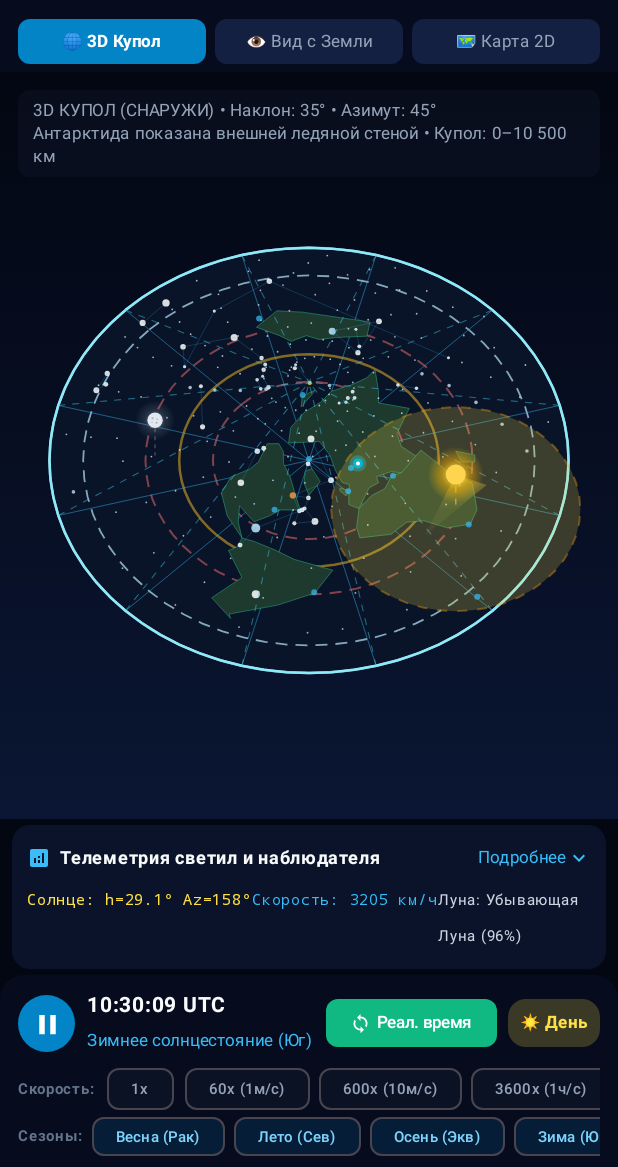
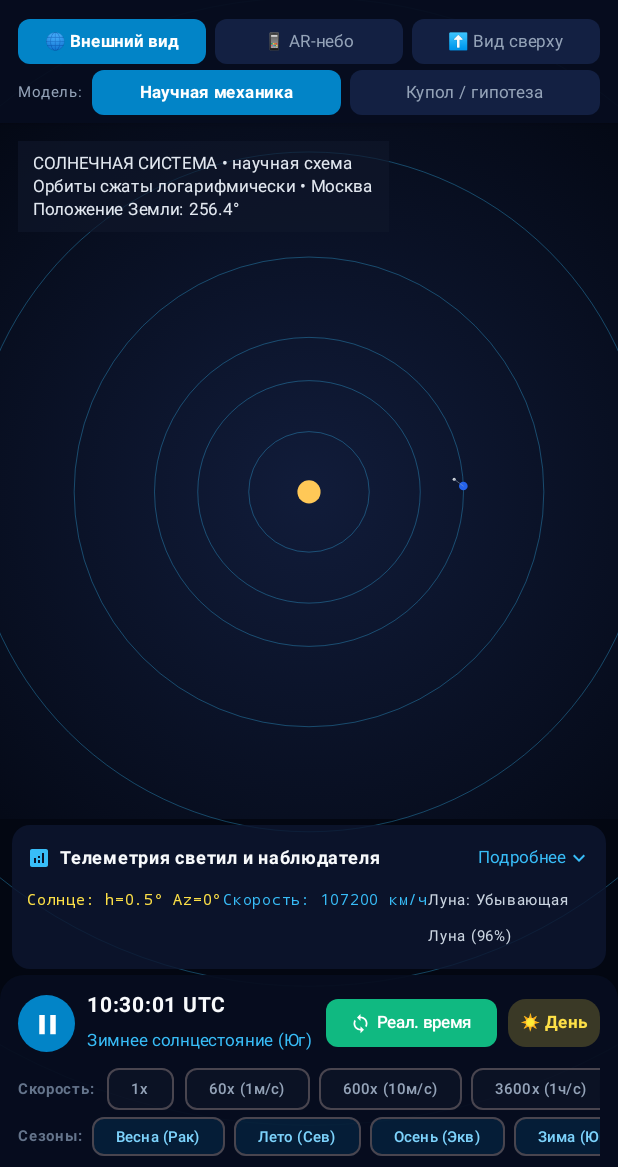
Before and after one commit to Liberatorian/Flat-Earth-Rus, an Android app built with Jetpack Compose: the screen it shows after launch (MainActivity), on a phone screen of 412 x 824 dp, the part 69-1236 px from its top. Run offline under Robolectric (Android 15) with nearby library versions, the phone set to English and light mode, and no system bars; 13 statements that could not run were skipped.

Commit message:
feat: add crown curve dome and astronomy views
Co-authored-by: Copilot <223556219+Copilot@users.noreply.github.com>

```diff
--- a/app/src/main/java/com/example/model/CelestialEngine.kt
+++ b/app/src/main/java/com/example/model/CelestialEngine.kt
@@ -8,6 +8,7 @@ import kotlin.math.atan2
 import kotlin.math.cos
 import kotlin.math.sin
 import kotlin.math.sqrt
+import kotlin.math.tan
 
 data class CelestialTelemetry(
     // Time
@@ -104,6 +105,18 @@ object CelestialEngine {
      * and physical dome parameters.
      */
     fun calculateState(
+        timestampMillis: Long,
+        observerCity: CityLocation,
+        physicalSettings: DomePhysicalSettings = DomePhysicalSettings(),
+        model: CelestialModelMode = CelestialModelMode.DOME_HYPOTHESIS
+    ): CelestialTelemetry {
+        return when (model) {
+            CelestialModelMode.SCIENTIFIC -> calculateScientificState(timestampMillis, observerCity, physicalSettings)
+            CelestialModelMode.DOME_HYPOTHESIS -> calculateHypothesisState(timestampMillis, observerCity, physicalSettings)
+        }
+    }
+
+    private fun calculateHypothesisState(
         timestampMillis: Long,
         observerCity: CityLocation,
         physicalSettings: DomePhysicalSettings = DomePhysicalSettings()
@@ -305,6 +318,94 @@ object CelestialEngine {
         )
     }
 
+    private fun calculateScientificState(
+        timestampMillis: Long,
+        observerCity: CityLocation,
+        physicalSettings: DomePhysicalSettings
+    ): CelestialTelemetry {
+        val hypothesis = calculateHypothesisState(timestampMillis, observerCity, physicalSettings)
+        val julianDays = timestampMillis / 86_400_000.0 + 2_440_587.5 - 2_451_545.0
+        val sun = solarEquatorialCoordinates(julianDays)
+        val (sunAlt, sunAz) = equatorialToHorizontal(
+            sun.first.toFloat(),
+            sun.second.toFloat(),
+            observerCity.latitude,
+            observerCity.longitude,
+            timestampMillis
+        )
+        val moonPhase = hypothesis.moonPhaseAngleDeg
+        val moonRa = normalizeHours(sun.first + moonPhase / 15.0)
+        val moonDec = (sun.second + 5.14 * sin(Math.toRadians(moonPhase * 2.0))).coerceIn(-28.5, 28.5)
+        val (moonAlt, moonAz) = equatorialToHorizontal(
+            moonRa.toFloat(),
+            moonDec.toFloat(),
+            observerCity.latitude,
+            observerCity.longitude,
+            timestampMillis
+        )
+        val sunDistanceAu = 1.00014 - 0.01671 * cos(Math.toRadians(357.529 + 0.98560028 * julianDays))
+        val sunDiameter = 31.99 / sunDistanceAu
+        val daylight = sunAlt > -0.833
+
+        return hypothesis.copy(
+            sunLatitude = sun.second,
+            sunLongitude = normalizeDegrees(sun.first * 15.0),
+            sunDiscRadiusKm = FlatEarthConstants.DISC_RADIUS_KM * 0.72,
+            sunAltitudeKm = sunDistanceAu * 149_597_870.7,
+            sunSpeedKmH = 107_200.0,
+            sunDiscX = cos(Math.toRadians(sun.first * 15.0)).toFloat().toDouble(),
+            sunDiscY = sin(Math.toRadians(sun.first * 15.0)).toFloat().toDouble(),
+            moonLatitude = moonDec,
+            moonLongitude = normalizeDegrees(moonRa * 15.0),
+            moonDiscRadiusKm = FlatEarthConstants.DISC_RADIUS_KM * 0.76,
+            moonAltitudeKm = 384_400.0,
+            moonDiscX = cos(Math.toRadians(moonRa * 15.0)).toFloat().toDouble(),
+            moonDiscY = sin(Math.toRadians(moonRa * 15.0)).toFloat().toDouble(),
+            isObserverDaytime = daylight,
+            sunGeometricAltitudeDeg = sunAlt,
+            sunApparentAltitudeDeg = applyStandardRefraction(sunAlt),
+            sunApparentAzimuthDeg = sunAz,
+            sunApparentDiameterArcmin = sunDiameter,
+            moonGeometricAltitudeDeg = moonAlt,
+            moonApparentAltitudeDeg = applyStandardRefraction(moonAlt),
+            moonApparentAzimuthDeg = moonAz,
+            moonApparentDiameterArcmin = 31.05,
+            observerDistanceToSunKm = sunDistanceAu * 149_597_870.7,
+            observerDistanceToMoonKm = 384_400.0,
+            starDomeRotationDeg = greenwichMeanSiderealTimeDegrees(timestampMillis).toFloat()
+        )
+    }
+
+    private fun solarEquatorialCoordinates(daysSinceJ2000: Double): Pair<Double, Double> {
+        val meanLongitude = normalizeDegrees(280.460 + 0.9856474 * daysSinceJ2000)
+        val meanAnomaly = Math.toRadians(normalizeDegrees(357.528 + 0.9856003 * daysSinceJ2000))
+        val eclipticLongitude = normalizeDegrees(
+            meanLongitude + 1.915 * sin(meanAnomaly) + 0.020 * sin(2.0 * meanAnomaly)
+        )
+        val obliquity = Math.toRadians(23.4393 - 3.563e-7 * daysSinceJ2000)
+        val longitude = Math.toRadians(eclipticLongitude)
+        val rightAscension = normalizeHours(
+            Math.toDegrees(atan2(cos(obliquity) * sin(longitude), cos(longitude))) / 15.0
+        )
+        val declination = Math.toDegrees(asin(sin(obliquity) * sin(longitude)))
+        return rightAscension to declination
+    }
+
+    private fun applyStandardRefraction(altitudeDeg: Double): Double {
+        if (altitudeDeg < -1.0 || altitudeDeg > 90.0) return altitudeDeg
+        val denominator = tan(Math.toRadians(altitudeDeg + 10.3 / (altitudeDeg + 5.11)))
+        val arcMinutes = 1.02 / denominator
+        return altitudeDeg + arcMinutes / 60.0
+    }
+
+    private fun normalizeDegrees(value: Double): Double {
+        return ((value % 360.0) + 360.0) % 360.0
+    }
+
+    private fun normalizeHours(value: Double): Double {
+        return ((value % 24.0) + 24.0) % 24.0
+    }
+
     /**
      * Convert equatorial celestial coordinates (RA, Dec) to local horizontal coordinates (Alt, Az)
      * for a ground observer at a specific geographical location and timestamp.
--- a/app/src/main/java/com/example/model/FlatEarthViewModel.kt
+++ b/app/src/main/java/com/example/model/FlatEarthViewModel.kt
@@ -14,6 +14,11 @@ enum class ViewMode {
     DOME_3D, // Exterior 3D view: Disk, Ice Wall, Crystalline Dome, Orbiting Sun & Moon
     OBSERVER_SKY, // Interior Observer view: From ground looking at sky dome, horizon, altitude/azimuth
     GLEASON_2D // Top-down 2D Gleason Azimuthal Equidistant cartographic projection
+}
+
+enum class CelestialModelMode {
+    SCIENTIFIC,
+    DOME_HYPOTHESIS
 }
 
 enum class MapProjection {
@@ -61,6 +66,7 @@ data class FlatEarthAppState(
     val isPlaying: Boolean = true,
     val timeSpeedMultiplier: Double = 1.0, // Real-time start; accelerated modes remain available
     val viewMode: ViewMode = ViewMode.DOME_3D,
+    val celestialModel: CelestialModelMode = CelestialModelMode.SCIENTIFIC,
     val projection: MapProjection = MapProjection.GLEASON_AE,
     val observerLocation: CityLocation = PRESET_CITIES[0], // Moscow default
     val layers: LayerSettings = LayerSettings(),
@@ -69,7 +75,8 @@ data class FlatEarthAppState(
     val observerCamera: ObserverCamera = ObserverCamera(),
     val telemetry: CelestialTelemetry = CelestialEngine.calculateState(
         System.currentTimeMillis(),
-        PRESET_CITIES[0]
+        PRESET_CITIES[0],
+        model = CelestialModelMode.SCIENTIFIC
     ),
     val showTheoryDialog: Boolean = false,
     val showReferenceDialog: Boolean = false,
@@ -108,7 +115,8 @@ class FlatEarthViewModel : ViewModel() {
 
                     val updatedTelemetry = CelestialEngine.calculateState(
                         newTimestamp,
-                        state.observerLocation
+                        state.observerLocation,
+                        model = state.celestialModel
                     )
 
                     state.copy(
@@ -122,6 +130,19 @@ class FlatEarthViewModel : ViewModel() {
 
     fun setViewMode(mode: ViewMode) {
         _uiState.update { it.copy(viewMode = mode) }
+    }
+
+    fun setCelestialModel(model: CelestialModelMode) {
+        _uiState.update {
+            it.copy(
+                celestialModel = model,
+                telemetry = CelestialEngine.calculateState(
+                    it.currentTimestampMillis,
+                    it.observerLocation,
+                    model = model
+                )
+            )
+        }
     }
 
     fun setProjection(proj: MapProjection) {
@@ -156,7 +177,11 @@ class FlatEarthViewModel : ViewModel() {
 
     fun setTimestamp(millis: Long) {
         _uiState.update {
-            val updatedTelemetry = CelestialEngine.calculateState(millis, it.observerLocation)
+            val updatedTelemetry = CelestialEngine.calculateState(
+                millis,
+                it.observerLocation,
+                model = it.celestialModel
+            )
             it.copy(
                 currentTimestampMillis = millis,
                 isRealTime = false,
@@ -175,7 +200,11 @@ class FlatEarthViewModel : ViewModel() {
 
     fun selectObserverLocation(city: CityLocation) {
         _uiState.update {
-            val updatedTelemetry = CelestialEngine.calculateState(it.currentTimestampMillis, city)
+            val updatedTelemetry = CelestialEngine.calculateState(
+                it.currentTimestampMillis,
+                city,
+                model = it.celestialModel
+            )
             it.copy(
                 observerLocation = city,
                 telemetry = updatedTelemetry,
--- a/app/src/main/java/com/example/ui/CosmosTopBar.kt
+++ b/app/src/main/java/com/example/ui/CosmosTopBar.kt
@@ -43,6 +43,7 @@ import androidx.compose.ui.text.font.FontWeight
 import androidx.compose.ui.unit.dp
 import androidx.compose.ui.unit.sp
 import com.example.model.FlatEarthAppState
+import com.example.model.CelestialModelMode
 import com.example.model.ViewMode
 
 @OptIn(ExperimentalMaterial3Api::class)
@@ -50,6 +51,7 @@ import com.example.model.ViewMode
 fun CosmosTopBar(
     state: FlatEarthAppState,
     onViewModeChange: (ViewMode) -> Unit,
+    onCelestialModelChange: (CelestialModelMode) -> Unit,
     onOpenLocationPicker: () -> Unit,
     onOpenLayers: () -> Unit,
     onOpenTheory: () -> Unit,
@@ -202,23 +204,49 @@ fun CosmosTopBar(
                 horizontalArrangement = Arrangement.spacedBy(6.dp)
             ) {
                 ViewModeChip(
-                    label = "🌐 3D Купол",
+                    label = "🌐 Внешний вид",
                     isSelected = state.viewMode == ViewMode.DOME_3D,
                     onClick = { onViewModeChange(ViewMode.DOME_3D) },
                     modifier = Modifier.weight(1f)
                 )
 
                 ViewModeChip(
-                    label = "👁️ Вид с Земли",
+                    label = "📱 AR-небо",
                     isSelected = state.viewMode == ViewMode.OBSERVER_SKY,
                     onClick = { onViewModeChange(ViewMode.OBSERVER_SKY) },
                     modifier = Modifier.weight(1f)
                 )
 
                 ViewModeChip(
-                    label = "🗺️ Карта 2D",
+                    label = "⬆️ Вид сверху",
                     isSelected = state.viewMode == ViewMode.GLEASON_2D,
                     onClick = { onViewModeChange(ViewMode.GLEASON_2D) },
+                    modifier = Modifier.weight(1f)
+                )
+            }
+
+            Spacer(modifier = Modifier.height(4.dp))
+
+            Row(
+                modifier = Modifier.fillMaxWidth(),
+                horizontalArrangement = Arrangement.spacedBy(6.dp),
+                verticalAlignment = Alignment.CenterVertically
+            ) {
+                Text(
+                    text = "Модель:",
+                    color = Color(0xFF94A3B8),
+                    fontSize = 10.sp
+                )
+                ViewModeChip(
+                    label = "Научная механика",
+                    isSelected = state.celestialModel == CelestialModelMode.SCIENTIFIC,
+                    onClick = { onCelestialModelChange(CelestialModelMode.SCIENTIFIC) },
+                    modifier = Modifier.weight(1f)
+                )
+                ViewModeChip(
+                    label = "Купол / гипотеза",
+                    isSelected = state.celestialModel == CelestialModelMode.DOME_HYPOTHESIS,
+                    onClick = { onCelestialModelChange(CelestialModelMode.DOME_HYPOTHESIS) },
                     modifier = Modifier.weight(1f)
                 )
             }
--- a/app/src/main/java/com/example/ui/Dome3DView.kt
+++ b/app/src/main/java/com/example/ui/Dome3DView.kt
@@ -423,10 +423,10 @@ private fun DrawScope.drawCrystallineDome(
     project: (Double, Double, Double) -> Offset
 ) {
     val domeHeightNorm = FlatEarthConstants.DOME_ZENITH_HEIGHT_KM / FlatEarthConstants.DISC_RADIUS_KM // ~0.325
-    val rimHeightNorm = FlatEarthConstants.DOME_RIM_HEIGHT_KM / FlatEarthConstants.DISC_RADIUS_KM
 
     // Meridian Dome Ribs (transparent crystal arches from North Pole zenith to Ice Rim)
-    val ribs = 8
+    // Seven alternating ribs echo the tent-like Crown-Curve construction.
+    val ribs = 7
     val steps = 30
     for (r in 0 until ribs) {
         val ribAngle = r * (PI / ribs)
@@ -435,8 +435,9 @@ private fun DrawScope.drawCrystallineDome(
         for (i in -steps..steps) {
             val t = i.toDouble() / steps // -1.0 .. +1.0
             val rad = kotlin.math.abs(t)
-            // Parabolic dome curvature: z = H_rim + (H_zenith - H_rim) * (1 - rad^2)
-            val z = rimHeightNorm + (domeHeightNorm - rimHeightNorm) * (1.0 - rad * rad)
+            val azimuth = if (t < 0.0) ribAngle + PI else ribAngle
+            val z = FlatEarthConstants.domeHeightAtRadiusKm(rad, azimuth) /
+                FlatEarthConstants.DISC_RADIUS_KM
             val x = t * sin(ribAngle)
             val y = t * cos(ribAngle)
 
@@ -452,15 +453,16 @@ private fun DrawScope.drawCrystallineDome(
     }
 
     // Latitude rings on the Dome
-    val rings = listOf(0.3, 0.6, 0.85)
+    val rings = listOf(0.28, 0.55, 0.78, 0.92)
     for (radiusNorm in rings) {
         val ringPath = Path()
-        val z = rimHeightNorm + (domeHeightNorm - rimHeightNorm) * (1.0 - radiusNorm * radiusNorm)
         val circleSteps = 48
         for (i in 0..circleSteps) {
             val a = i * (2.0 * PI / circleSteps)
             val x = radiusNorm * sin(a)
             val y = radiusNorm * cos(a)
+            val z = FlatEarthConstants.domeHeightAtRadiusKm(radiusNorm, a) /
+                FlatEarthConstants.DISC_RADIUS_KM
             val pt = project(x, y, z)
             if (i == 0) ringPath.moveTo(pt.x, pt.y) else ringPath.lineTo(pt.x, pt.y)
         }
@@ -517,8 +519,6 @@ private fun DrawScope.drawStarDome(
     state: FlatEarthAppState,
     project: (Double, Double, Double) -> Offset
 ) {
-    val domeHeightNorm = FlatEarthConstants.DOME_ZENITH_HEIGHT_KM / FlatEarthConstants.DISC_RADIUS_KM
-    val rimHeightNorm = FlatEarthConstants.DOME_RIM_HEIGHT_KM / FlatEarthConstants.DISC_RADIUS_KM
     val rotationRad = Math.toRadians(state.telemetry.starDomeRotationDeg.toDouble())
 
     // Cache star screen positions for constellation lines
@@ -537,7 +537,8 @@ private fun DrawScope.drawStarDome(
         val starHourAngle = (star.rightAscensionHours / 24.0 * 2.0 * PI) - rotationRad
         val x = starRadNorm * sin(starHourAngle)
         val y = starRadNorm * cos(starHourAngle)
-        val z = rimHeightNorm + (domeHeightNorm - rimHeightNorm) * (1.0 - starRadNorm * starRadNorm)
+        val z = FlatEarthConstants.domeHeightAtRadiusKm(starRadNorm, starHourAngle) /
+            FlatEarthConstants.DISC_RADIUS_KM
 
         val pt = project(x, y, z)
         starScreenPos[star.name] = pt
@@ -564,7 +565,8 @@ private fun DrawScope.drawStarDome(
         val radial = 0.08 + ((index * 73) % 860) / 1000.0
         val x = radial * sin(angle - rotationRad)
         val y = radial * cos(angle - rotationRad)
-        val z = rimHeightNorm + (domeHeightNorm - rimHeightNorm) * (1.0 - radial * radial)
+        val z = FlatEarthConstants.domeHeightAtRadiusKm(radial, angle - rotationRad) /
+            FlatEarthConstants.DISC_RADIUS_KM
         val pt = project(x, y, z)
         val radius = if (index % 17 == 0) 1.8f else 0.9f
         drawCircle(Color(0xB8E0F2FF), radius, pt)
--- a/app/src/main/java/com/example/ui/FlatEarthCosmosApp.kt
+++ b/app/src/main/java/com/example/ui/FlatEarthCosmosApp.kt
@@ -32,6 +32,7 @@ import com.google.android.gms.location.LocationServices
 import com.google.android.gms.location.Priority
 import com.google.android.gms.tasks.CancellationTokenSource
 import com.example.model.FlatEarthViewModel
+import com.example.model.CelestialModelMode
 import com.example.model.ViewMode
 
 @Composable
@@ -108,6 +109,7 @@ fun FlatEarthCosmosApp(
             CosmosTopBar(
                 state = state,
                 onViewModeChange = { viewModel.setViewMode(it) },
+                onCelestialModelChange = { viewModel.setCelestialModel(it) },
                 onOpenLocationPicker = { viewModel.setShowLocationPicker(true) },
                 onOpenLayers = { viewModel.setShowSettingsSheet(true) },
                 onOpenTheory = { viewModel.setShowTheoryDialog(true) }
@@ -120,6 +122,7 @@ fun FlatEarthCosmosApp(
             Column(modifier = Modifier.fillMaxWidth()) {
                 TelemetryDetailCard(
                     telemetry = state.telemetry,
+                    model = state.celestialModel,
                     modifier = Modifier.padding(horizontal = 8.dp, vertical = 4.dp)
                 )
 
@@ -149,10 +152,17 @@ fun FlatEarthCosmosApp(
         ) {
             when (state.viewMode) {
                 ViewMode.DOME_3D -> {
-                    Dome3DView(
-                        state = state,
-                        onCameraDelta = { pitch, yaw -> viewModel.updateCamera3D(pitch, yaw) }
-                    )
+                    if (state.celestialModel == CelestialModelMode.SCIENTIFIC) {
+                        ScientificSystemView(
+                            state = state,
+                            onCameraDelta = { pitch, yaw -> viewModel.updateCamera3D(pitch, yaw) }
+                        )
+                    } else {
+                        Dome3DView(
+                            state = state,
+                            onCameraDelta = { pitch, yaw -> viewModel.updateCamera3D(pitch, yaw) }
+                        )
+                    }
                 }
 
                 ViewMode.OBSERVER_SKY -> {
--- /dev/null
+++ b/app/src/main/java/com/example/ui/ScientificSystemView.kt
@@ -0,0 +1,140 @@
+package com.example.ui
+
+import androidx.compose.foundation.Canvas
+import androidx.compose.foundation.gestures.detectDragGestures
+import androidx.compose.foundation.layout.Box
+import androidx.compose.foundation.layout.fillMaxSize
+import androidx.compose.foundation.layout.padding
+import androidx.compose.material3.Surface
+import androidx.compose.material3.Text
+import androidx.compose.runtime.Composable
+import androidx.compose.ui.Alignment
+import androidx.compose.ui.Modifier
+import androidx.compose.ui.geometry.Offset
+import androidx.compose.ui.graphics.Brush
+import androidx.compose.ui.graphics.Color
+import androidx.compose.ui.graphics.StrokeCap
+import androidx.compose.ui.graphics.toArgb
+import androidx.compose.ui.graphics.drawscope.Stroke
+import androidx.compose.ui.input.pointer.pointerInput
+import androidx.compose.ui.unit.dp
+import androidx.compose.ui.unit.sp
+import com.example.model.FlatEarthAppState
+import kotlin.math.cos
+import kotlin.math.sin
+
+/**
+ * Exterior educational view for the scientific model.
+ * Distances are logarithmically compressed so the inner system remains visible.
+ */
+@Composable
+fun ScientificSystemView(
+    state: FlatEarthAppState,
+    onCameraDelta: (pitchDelta: Float, yawDelta: Float) -> Unit,
+    modifier: Modifier = Modifier
+) {
+    Box(
+        modifier = modifier
+            .fillMaxSize()
+            .pointerInput(Unit) {
+                detectDragGestures { change, dragAmount ->
+                    change.consume()
+                    onCameraDelta(-dragAmount.y * 0.2f, dragAmount.x * 0.25f)
+                }
+            }
+    ) {
+        Canvas(modifier = Modifier.fillMaxSize()) {
+            val center = Offset(size.width / 2f, size.height * 0.53f)
+            val scale = minOf(size.width, size.height) * 0.25f * state.camera3D.zoom
+            val yaw = Math.toRadians(state.camera3D.yawDeg.toDouble())
+            val pitch = Math.toRadians(state.camera3D.pitchDeg.toDouble())
+            val flattened = cos(pitch).toFloat().coerceIn(0.18f, 1f)
+
+            drawRect(
+                brush = Brush.radialGradient(
+                    colors = listOf(Color(0xFF111C3A), Color(0xFF030712)),
+                    center = center,
+                    radius = size.maxDimension * 0.75f
+                )
+            )
+
+            fun project(radiusAu: Double, phaseDeg: Double): Offset {
+                val angle = Math.toRadians(phaseDeg) + yaw
+                val x = radiusAu * cos(angle)
+                val y = radiusAu * sin(angle)
+                return Offset(
+                    center.x + (x * scale).toFloat(),
+                    center.y - (y * scale * flattened).toFloat()
+                )
+            }
+
+            val orbitRadii = listOf(0.39, 0.72, 1.0, 1.52, 2.2, 3.2, 4.1, 5.2)
+            orbitRadii.forEach { radius ->
+                drawCircle(
+                    color = Color(0x5538BDF8),
+                    radius = (radius * scale).toFloat(),
+                    center = center,
+                    style = Stroke(width = 1f)
+                )
+            }
+
+            val days = (state.currentTimestampMillis / 86_400_000.0) - 10_957.5
+            val earthPhase = days / 365.256 * 360.0
+            val earth = project(1.0, earthPhase)
+            val moonPhase = days / 27.321661 * 360.0
+            val moon = Offset(
+                earth.x + (cos(Math.toRadians(moonPhase)) * scale * 0.08).toFloat(),
+                earth.y - (sin(Math.toRadians(moonPhase)) * scale * 0.08 * flattened).toFloat()
+            )
+
+            drawCircle(Color(0xFFFFC857), radius = scale * 0.075f, center = center)
+            drawCircle(Color(0xFF2563EB), radius = scale * 0.028f, center = earth)
+            drawCircle(Color(0xFFD1D5DB), radius = scale * 0.010f, center = moon)
+            drawLine(
+                color = Color(0x8894A3B8),
+                start = earth,
+                end = moon,
+                strokeWidth = 1f,
+                cap = StrokeCap.Round
+            )
+
+            drawLabel("СОЛНЦЕ", center + Offset(10f, -scale * 0.08f), Color(0xFFFFE08A))
+            drawLabel("Земля", earth + Offset(8f, -8f), Color(0xFF93C5FD))
+            drawLabel("Луна", moon + Offset(8f, 12f), Color(0xFFE2E8F0))
+        }
+
+        Surface(
+            color = Color(0xAA0F172A),
+            modifier = Modifier
+                .align(Alignment.TopStart)
+                .padding(12.dp)
+        ) {
+            Text(
+                text = "СОЛНЕЧНАЯ СИСТЕМА • научная схема\n" +
+                    "Орбиты сжаты логарифмически • ${state.observerLocation.nameRu}\n" +
+                    "Положение Земли: ${String.format("%.1f°", (state.currentTimestampMillis / 86_400_000.0) % 360.0)}",
+                color = Color(0xFFE2E8F0),
+                fontSize = 11.sp,
+                lineHeight = 15.sp,
+                modifier = Modifier.padding(horizontal = 10.dp, vertical = 7.dp)
+            )
+        }
+    }
+}
+
+private fun androidx.compose.ui.graphics.drawscope.DrawScope.drawLabel(
+    text: String,
+    position: Offset,
+    color: Color
+) {
+    drawContext.canvas.nativeCanvas.drawText(
+        text,
+        position.x,
+        position.y,
+        android.graphics.Paint().apply {
+            this.color = color.toArgb()
+            textSize = 26f
+            isAntiAlias = true
+        }
+    )
+}
```
Also changed, not shown: app/src/main/java/com/example/model/FlatEarthModel.kt (+11 -2 lines), app/src/main/java/com/example/ui/ObserverSkyView.kt (+11 -2 lines), app/src/main/java/com/example/ui/TelemetryDetailCard.kt (+5 -3 lines), app/src/main/java/com/example/ui/TheoryDialog.kt (+4 -3 lines), 2 other files.
